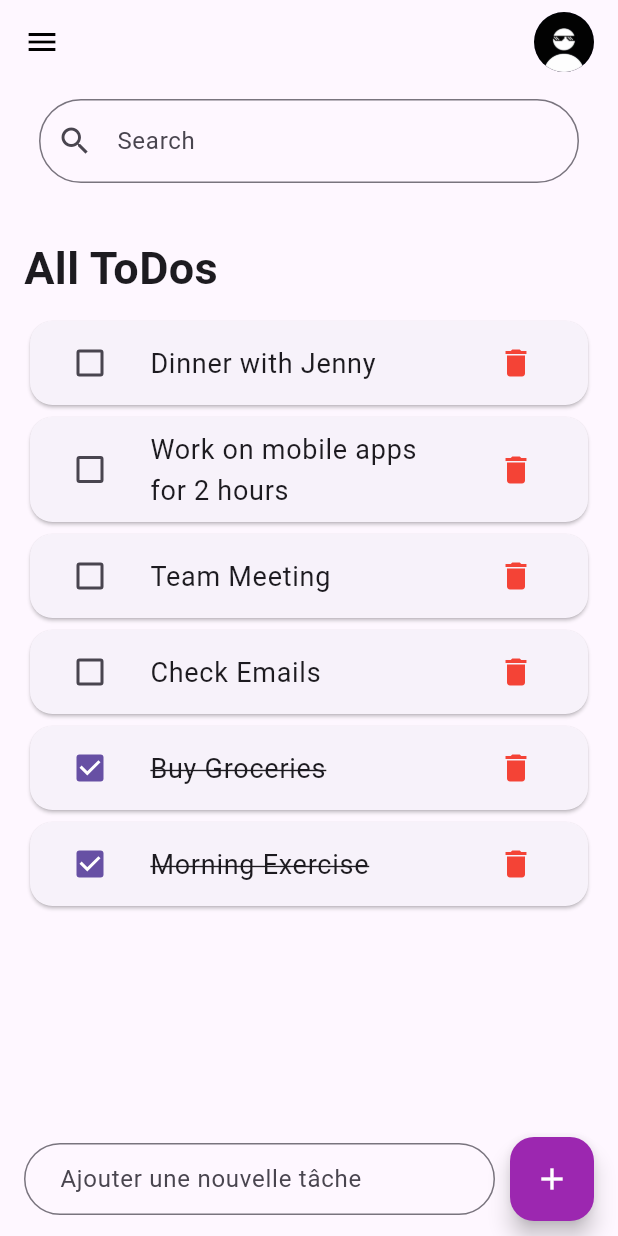
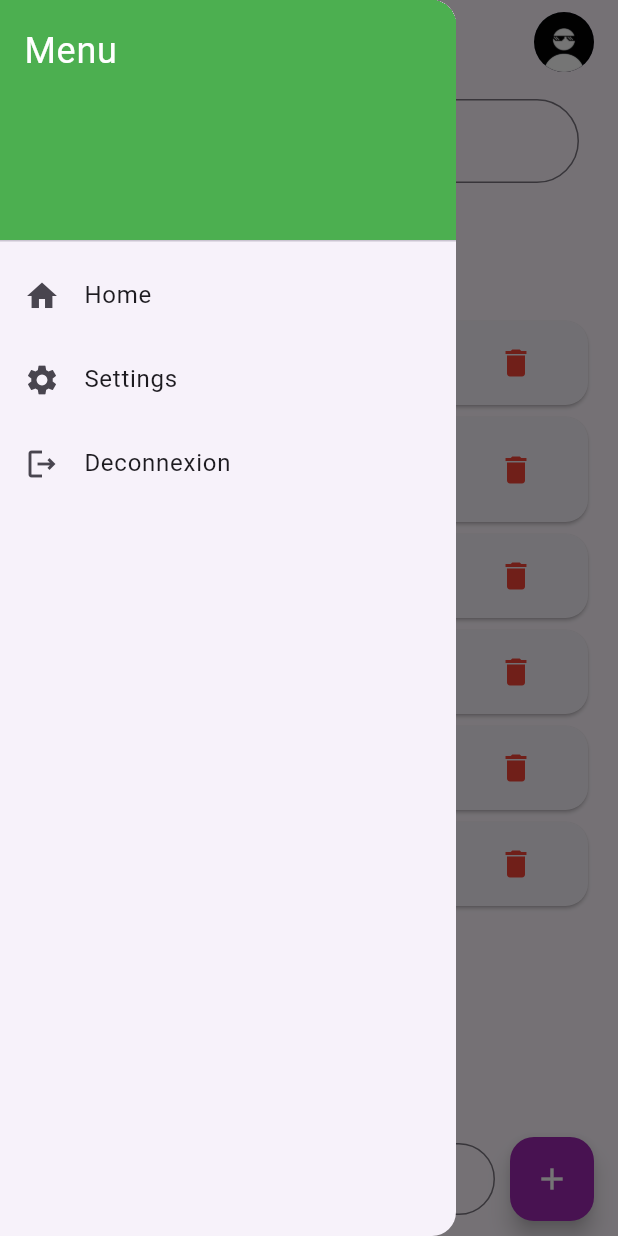
Before and after one commit to Frejo004/flutter_todo_list, a Flutter app: the HomePage screen opened by its route, with the side drawer open (before the commit the screen has no drawer), on a phone screen of 412 x 824 dp. Run offline on Flutter 3.47's test engine with Material 3 defaults, Android fonts, the phone set to English and light mode, and no system bars.

Commit message:
Ajout d'un tiroir de navigation avec des options de menu dans l'écran d'accueil

```diff
--- a/lib/screen/home.dart
+++ b/lib/screen/home.dart
@@ -9,18 +9,14 @@ class MyApp extends StatelessWidget {
       theme: ThemeData(
         fontFamily: "Roboto",
       ),
-
-      home:Scaffold(
+      home: Scaffold(
         backgroundColor: const Color.fromARGB(255, 255, 254, 255),
         appBar: AppBar(
           backgroundColor: const Color.fromARGB(255, 151, 202, 153),
           title: Center(child: Text("To Do List")),
         ),
-
-        drawer: Drawer(),
-
         body: HomePage(),
-      ) ,
+      ),
     );
   }
 }
@@ -71,13 +67,52 @@ class _HomePageState extends State<HomePage> {
       appBar: AppBar(
         backgroundColor: Colors.transparent,
         elevation: 0,
-        leading: Icon(Icons.menu, color: Colors.black),
         actions: [
           CircleAvatar(
             backgroundImage: AssetImage("assets/profile.png"),
           ),
           SizedBox(width: 16),
         ],
+      ),
+      drawer: Drawer(
+        child: ListView(
+          padding: EdgeInsets.zero,
+          children: <Widget>[
+            DrawerHeader(
+              decoration: BoxDecoration(
+                color: Colors.green,
+              ),
+              child: Text(
+                'Menu',
+                style: TextStyle(
+                  color: Colors.white,
+                  fontSize: 24,
+                ),
+              ),
+            ),
+            ListTile(
+              leading: Icon(Icons.home),
+              title: Text('Home'),
+              onTap: () {
+                Navigator.pop(context);
+              },
+            ),
+            ListTile(
+              leading: Icon(Icons.settings),
+              title: Text('Settings'),
+              onTap: () {},
+            ),
+            ListTile(
+              leading: Icon(Icons.logout_outlined),
+              title: Text('Deconnexion'),
+              onTap: () {
+                 Navigator.pushNamed(
+                      context, '/'
+                    );
+              },
+            ),
+          ],
+        ),
       ),
       body: Padding(
         padding: const EdgeInsets.symmetric(horizontal: 16),
@@ -105,8 +140,6 @@ class _HomePageState extends State<HomePage> {
                 },
               ),
             ),
-
-
             Padding(
               padding: const EdgeInsets.symmetric(vertical: 10),
               child: Row(
@@ -152,7 +185,6 @@ class InputAjouterTache extends StatelessWidget {
     );
   }
 }
-
 
 class Recherche extends StatelessWidget {
   const Recherche({super.key});
```
